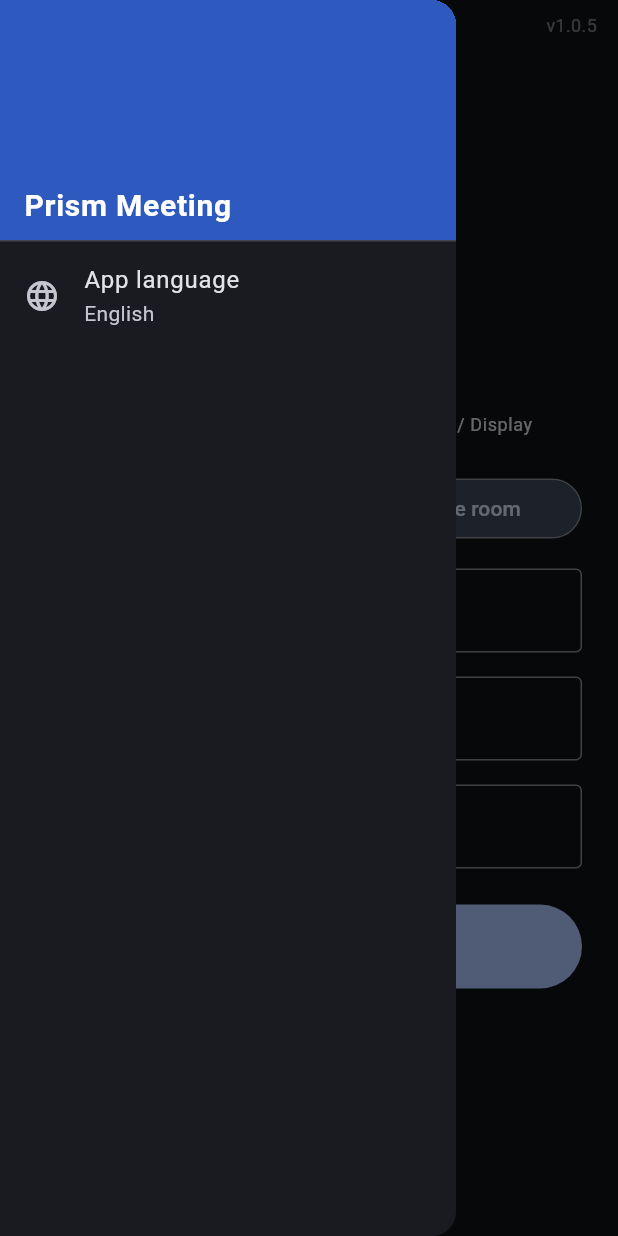
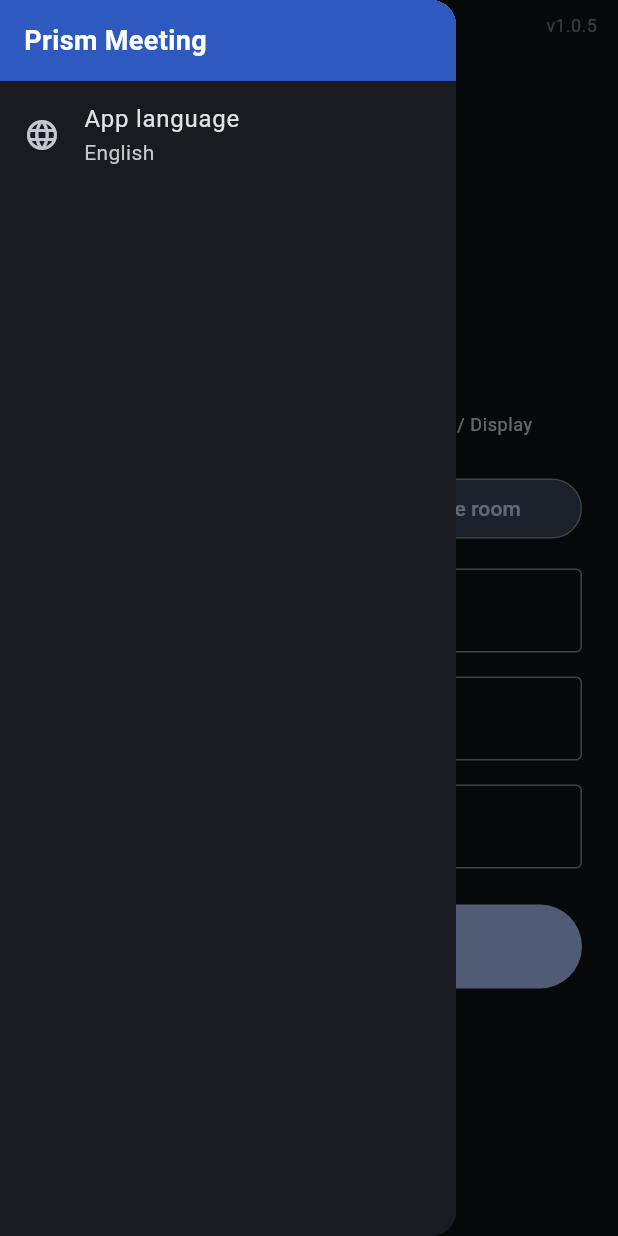
Before and after one commit to appmychannel-git/prism-meeting, a Flutter app: the screen it shows after launch, with the side drawer open, on a phone screen of 412 x 824 dp. Run offline on Flutter 3.47's test engine with Material 3 defaults, Android fonts, the phone set to English and light mode, and no system bars; our stand-ins replace app_links, audioplayers, cloud_firestore, firebase_auth, firebase_core, firebase_messaging and 10 more; missing offline and left inert: dart:js_interop, flutter_background, flutter_webrtc, livekit_client, mobile_scanner; accounts and stored records are empty.

Commit message:
style(drawer): 햄버거 메뉴 파란 헤더 높이 축소(DrawerHeader→컴팩트 바)
Co-Authored-By: Claude Opus 4.8 <noreply@anthropic.com>

```diff
--- a/lib/join_screen.dart
+++ b/lib/join_screen.dart
@@ -348,18 +348,17 @@ class _JoinScreenState extends State<JoinScreen> with WidgetsBindingObserver {
         child: ListView(
           padding: EdgeInsets.zero,
           children: [
-            DrawerHeader(
-              decoration: const BoxDecoration(color: Color(0xFF2E5AC0)),
-              margin: EdgeInsets.zero,
-              child: Align(
-                alignment: Alignment.bottomLeft,
-                child: Text(
-                  AppConfig.appBrand,
-                  style: const TextStyle(
-                    color: Colors.white,
-                    fontSize: 20,
-                    fontWeight: FontWeight.bold,
-                  ),
+            // 파란 헤더를 컴팩트한 바로 축소(기본 DrawerHeader는 높이가 큼).
+            Container(
+              width: double.infinity,
+              color: const Color(0xFF2E5AC0),
+              padding: const EdgeInsets.symmetric(horizontal: 16, vertical: 14),
+              child: Text(
+                AppConfig.appBrand,
+                style: const TextStyle(
+                  color: Colors.white,
+                  fontSize: 18,
+                  fontWeight: FontWeight.bold,
                 ),
               ),
             ),
```
